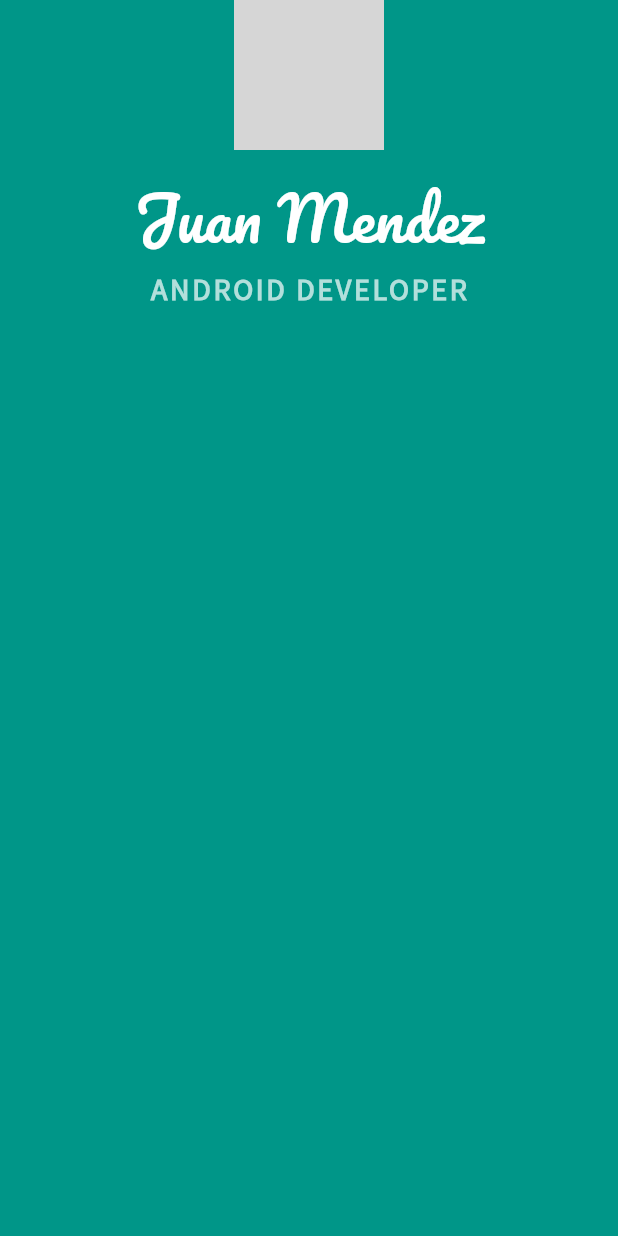
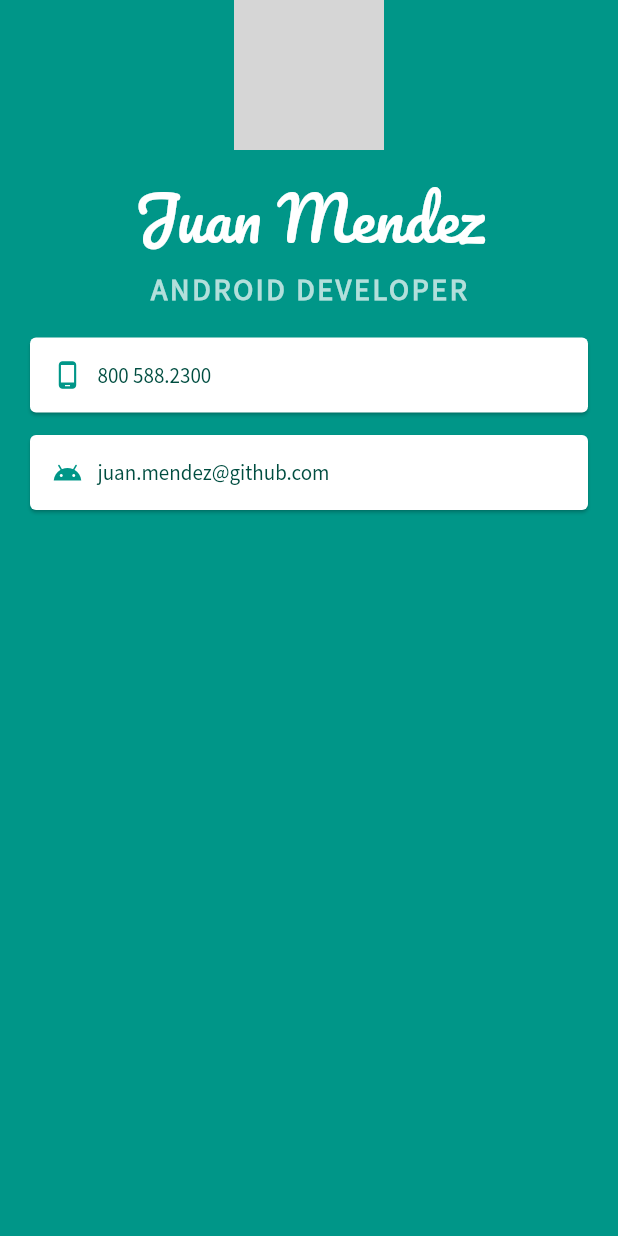
Before and after one commit to juanmendez/learning-flutter.io, a Flutter app: the screen it shows after launch, on a phone screen of 412 x 824 dp. Run offline on Flutter 3.47's test engine with Material 2 defaults, Android fonts, the phone set to English and light mode, and no system bars; network calls fail; grey boxes are pictures that could not be loaded.

Commit message:
007: using a row

```diff
--- a/lib/main.dart
+++ b/lib/main.dart
@@ -9,7 +9,8 @@ void main() {
 class MyApp extends StatelessWidget {
   @override
   Widget build(BuildContext context) {
-    final profileUrl = "https://avatars2.githubusercontent.com/u/3371622?s=400&u=9dcf47146ab4693708877582baacc5731ff50855&v=4";
+    final profileUrl =
+        "https://avatars2.githubusercontent.com/u/3371622?s=400&u=9dcf47146ab4693708877582baacc5731ff50855&v=4";
 
     return MaterialApp(
       home: Scaffold(
@@ -30,8 +31,7 @@ class MyApp extends StatelessWidget {
                   style: TextStyle(
                       color: Colors.white,
                       fontSize: 40.0,
-                      fontFamily: "Pacifico"
-                  ),
+                      fontFamily: "Pacifico"),
                 ),
                 Text(
                   "ANDROID DEVELOPER",
@@ -39,10 +39,56 @@ class MyApp extends StatelessWidget {
                       color: Colors.teal[100],
                       fontSize: 20.0,
                       fontFamily: "Source Sans Pro",
-                    letterSpacing: 1.8,
-                    fontWeight: FontWeight.bold
+                      letterSpacing: 1.8,
+                      fontWeight: FontWeight.bold),
+                ),
+                SizedBox(height: 10),
+                Card(
+                  color: Colors.white,
+                  margin: EdgeInsets.symmetric(vertical: 10, horizontal: 20),
+                  child: Padding(
+                    padding: const EdgeInsets.all(15.0),
+                    child: Row(
+                      children: <Widget>[
+                        Icon(
+                          Icons.phone_android,
+                          size: 20,
+                          color: Colors.teal,
+                        ),
+                        SizedBox(width: 10),
+                        Text(
+                          "800 588.2300",
+                          style: TextStyle(
+                              color: Colors.teal.shade900,
+                              fontFamily: "Source Sans Pro"),
+                        )
+                      ],
+                    ),
                   ),
-                )
+                ),
+                Card(
+                  color: Colors.white,
+                  margin: EdgeInsets.symmetric(vertical: 5, horizontal: 20),
+                  child: Padding(
+                    padding: const EdgeInsets.all(15.0),
+                    child: Row(
+                      children: <Widget>[
+                        Icon(
+                          Icons.android_sharp,
+                          size: 20,
+                          color: Colors.teal,
+                        ),
+                        SizedBox(width: 10),
+                        Text(
+                          "juan.mendez@github.com",
+                          style: TextStyle(
+                              color: Colors.teal.shade900,
+                              fontFamily: "Source Sans Pro"),
+                        )
+                      ],
+                    ),
+                  ),
+                ),
               ],
             ),
           ),
```
Also changed, not shown: 1 other file.
